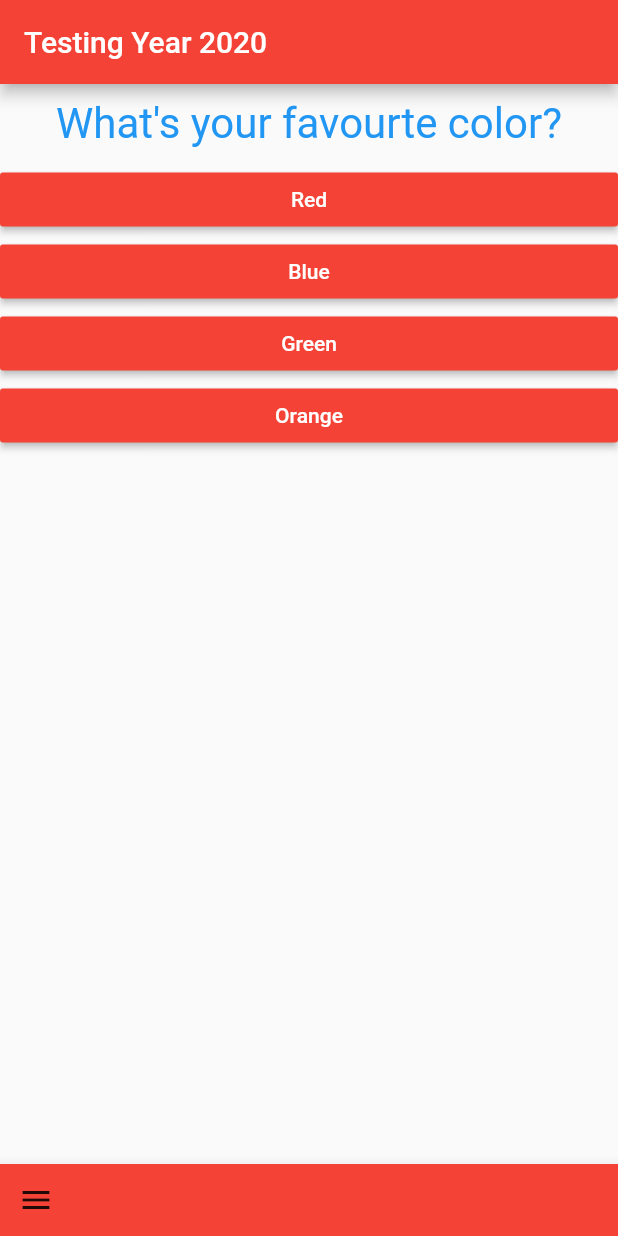
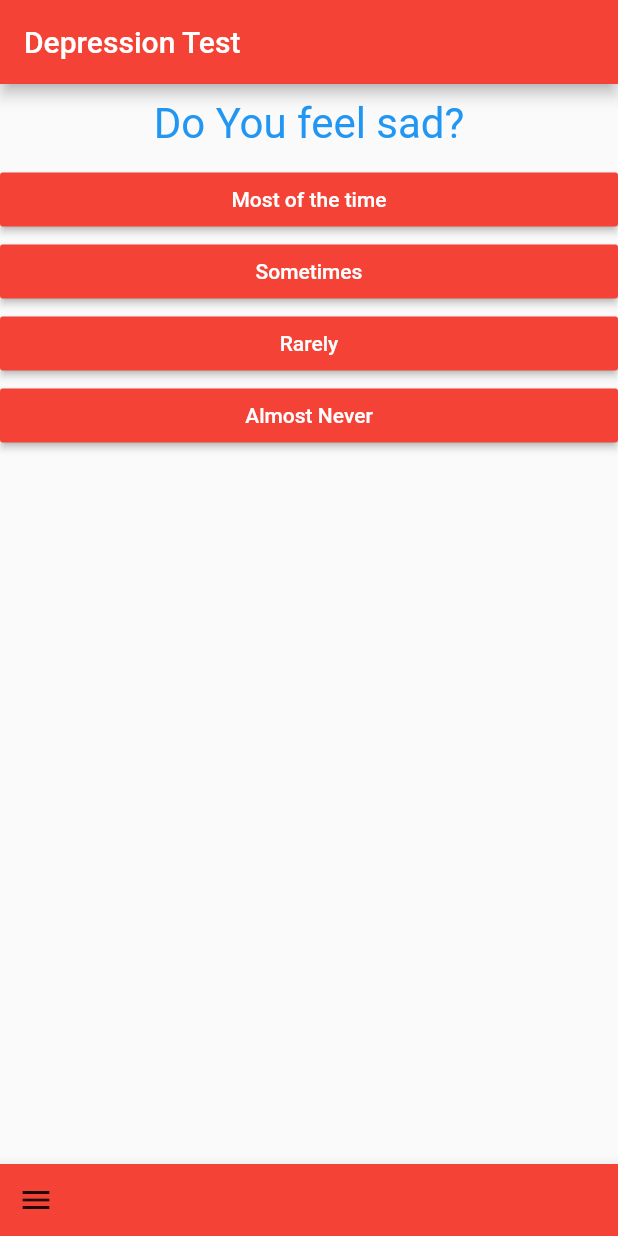
Before and after one commit to dipinkp1993/quiz_app, a Flutter app: the screen it shows after launch, on a phone screen of 412 x 824 dp. Run offline on Flutter 3.47's test engine with Material 2 defaults, Android fonts, the phone set to English and light mode, and no system bars.

Commit message:
calculating total score

```diff
--- a/lib/main.dart
+++ b/lib/main.dart
@@ -17,7 +17,9 @@ class MyApp extends StatefulWidget {
 
 class _MyAppState extends State<MyApp> {
   var _questionIndex = 0;
-  void _answerQuestion() {
+  var _totalScore = 0;
+  void _answerQuestion(int score) {
+    _totalScore += score;
     setState(() {
       _questionIndex = _questionIndex + 1;
     });
@@ -31,28 +33,59 @@ class _MyAppState extends State<MyApp> {
 
   final _questions = const [
     {
-      'questionText': 'What\'s your favourte color?',
-      'answers': ['Red', 'Blue', 'Green', 'Orange'],
+      'questionText': 'Do You feel sad?',
+      'answers': [
+        {'text': 'Most of the time', 'score': 10},
+        {'text': 'Sometimes', 'score': 6},
+        {'text': 'Rarely', 'score': 4},
+        {'text': 'Almost Never', 'score': 2}
+      ],
     },
     {
-      'questionText': 'What\'s your favourte animal?',
-      'answers': ['Dog', 'Cat', 'Goat', 'Camel'],
+      'questionText': 'Do You feel restlessness?',
+      'answers': [
+        {'text': 'Most of the time', 'score': 10},
+        {'text': 'Sometimes', 'score': 6},
+        {'text': 'Rarely', 'score': 4},
+        {'text': 'Almost Never', 'score': 2}
+      ],
     },
     {
-      'questionText': 'What\'s your favourte Flower?',
-      'answers': ['Rose', 'Lotus', 'Jasmine', 'Daliya'],
+      'questionText': 'Do You feel extreme tiredness?',
+      'answers': [
+        {'text': 'Most of the time', 'score': 10},
+        {'text': 'Sometimes', 'score': 6},
+        {'text': 'Rarely', 'score': 4},
+        {'text': 'Almost Never', 'score': 2}
+      ],
     },
     {
-      'questionText': 'Who\'s your favourte Player?',
-      'answers': ['Messi', 'Ronaldo', 'Neymer', 'Mbape'],
+      'questionText':
+          'Do You feel everything lost when expections are not met?',
+      'answers': [
+        {'text': 'Most of the time', 'score': 10},
+        {'text': 'Sometimes', 'score': 6},
+        {'text': 'Rarely', 'score': 4},
+        {'text': 'Almost Never', 'score': 2}
+      ],
     },
     {
-      'questionText': 'What\'s your favourte Bird?',
-      'answers': ['Peacock', 'Parrot', 'Eagle', 'Chicken'],
+      'questionText': 'Do You think about death?',
+      'answers': [
+        {'text': 'Most of the time', 'score': 10},
+        {'text': 'Sometimes', 'score': 6},
+        {'text': 'Rarely', 'score': 4},
+        {'text': 'Almost Never', 'score': 2}
+      ],
     },
     {
-      'questionText': 'What\'s your favourte animal?',
-      'answers': ['Dog', 'Cat', 'Goat', 'Camel'],
+      'questionText': 'Do you feel so guilty?',
+      'answers': [
+        {'text': 'Most of the time', 'score': 10},
+        {'text': 'Sometimes', 'score': 6},
+        {'text': 'Rarely', 'score': 4},
+        {'text': 'Almost Never', 'score': 2}
+      ],
     },
   ];
 
@@ -62,7 +95,7 @@ class _MyAppState extends State<MyApp> {
       home: Scaffold(
         appBar: AppBar(
           title: Text(
-            'Testing Year 2020',
+            'Depression Test',
           ),
           backgroundColor: Colors.red,
         ),
@@ -71,7 +104,7 @@ class _MyAppState extends State<MyApp> {
                 questions: _questions,
                 answerQuestion: _answerQuestion,
                 questionIndex: _questionIndex)
-            : Result(),
+            : Result(_totalScore),
         bottomNavigationBar: BottomAppBar(
           color: Colors.red,
           child: Row(
--- a/lib/quiz.dart
+++ b/lib/quiz.dart
@@ -16,8 +16,9 @@ class Quiz extends StatelessWidget {
       children: [
         Question(questions[questionIndex]
             ['questionText']), //question widget is custom widget
-        ...(questions[questionIndex]['answers'] as List<String>).map((answer) {
-          return Answer(answerQuestion, answer);
+        ...(questions[questionIndex]['answers'] as List<Map<String, Object>>)
+            .map((answer) {
+          return Answer(() => answerQuestion(answer['score']), answer['text']);
         }).toList(),
       ],
     );
--- a/lib/result.dart
+++ b/lib/result.dart
@@ -1,12 +1,36 @@
 import 'package:flutter/material.dart';
 
 class Result extends StatelessWidget {
+  final int resultScore;
+  Result(this.resultScore);
+  String get resultOutput {
+    var resultText;
+    if (resultScore <= 16) {
+      resultText = "You are not depressed and perfectly alright";
+    } else if (resultScore <= 28) {
+      resultText = "You are not depressed but Ok ";
+    } else if (resultScore <= 40) {
+      resultText = "You are  not dpressed but sad ,revalidate your thoughts ";
+    } else if (resultScore <= 54) {
+      resultText = "You may be depressed,revalidate your thoughts ";
+    } else {
+      resultText =
+          "You Are depressed,Because You believe you are depressed and know Feelings are not facts ";
+    }
+    return resultText;
+  }
+
   @override
   Widget build(BuildContext context) {
     return Center(
       child: Text(
-        'You Have Completed The Quiz',
-        style: TextStyle(color: Colors.red, fontSize: 28),
+        resultOutput,
+        style: TextStyle(
+          color: Colors.red,
+          fontSize: 28,
+          fontWeight: FontWeight.bold,
+        ),
+        textAlign: TextAlign.center,
       ),
     );
   }
```
